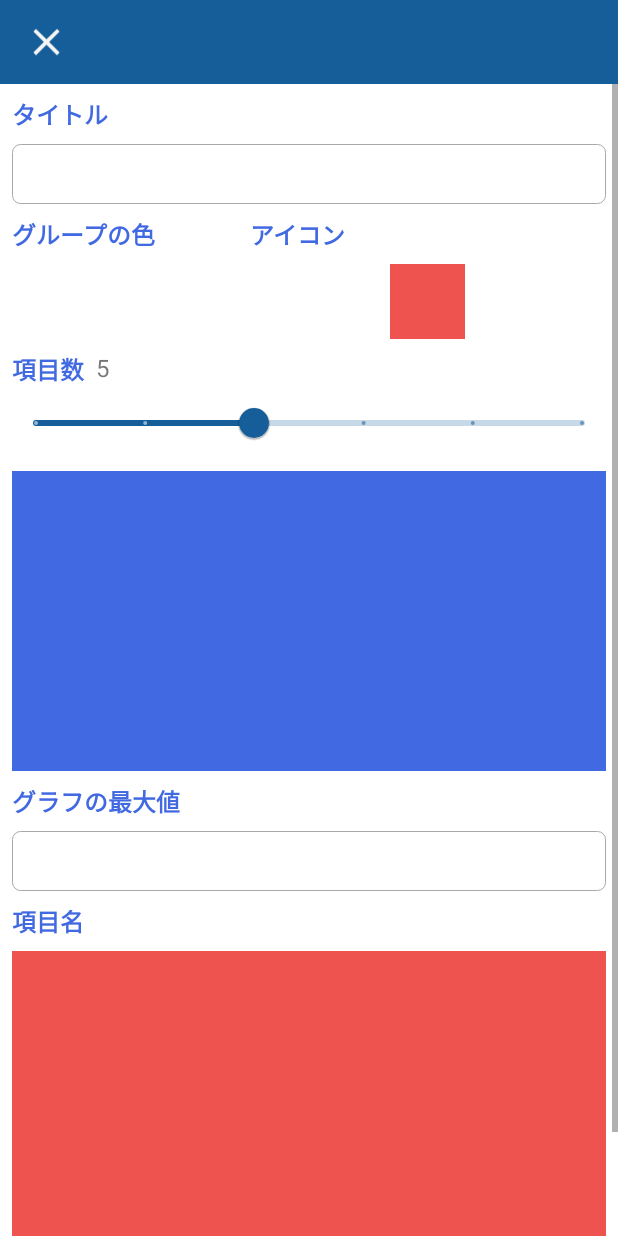
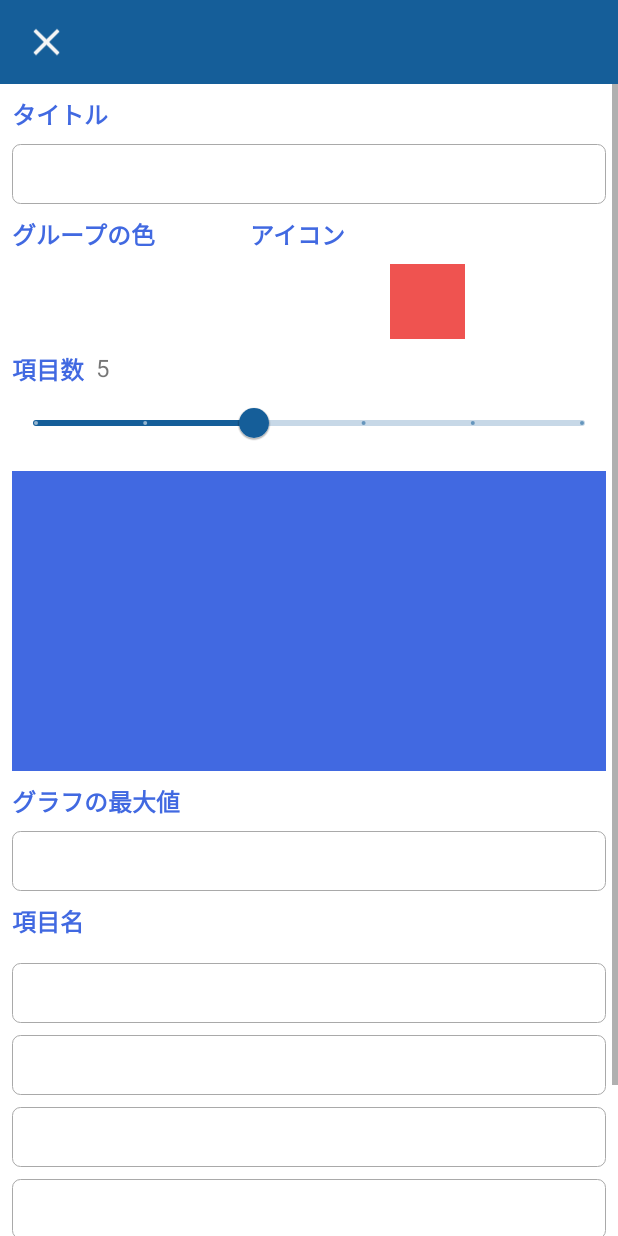
Before and after one commit to Aoc4456/Android_RadarChart, an Android app: the GroupCreateFragment screen opened through its navigation route, on a phone screen of 412 x 824 dp. Run offline under Robolectric (Android 15) with nearby library versions, the phone set to English and light mode, and no system bars; our stand-ins replace Dagger/Hilt's generated code, data binding; libraries missing offline, so code that uses them is left out: petrov.kristiyan.colorpicker; 1 statement that could not run was skipped.

Commit message:
複数入力用のEditText (とちゅう)

```diff
--- /dev/null
+++ b/app/src/main/java/com/aoc4456/radarchart/component/MultiEditText.kt
@@ -0,0 +1,27 @@
+package com.aoc4456.radarchart.component
+
+import android.content.Context
+import android.text.InputType
+import android.util.AttributeSet
+import android.widget.LinearLayout
+import com.aoc4456.radarchart.R
+import com.aoc4456.radarchart.util.setMargin
+
+class MultiEditText(context: Context, attrs: AttributeSet) : LinearLayout(context, attrs) {
+
+    private val scale = resources.displayMetrics.density
+
+    init {
+        orientation = VERTICAL
+        repeat(5) {
+            val editText = BorderEditText(context, attrs)
+            editText.inputType = InputType.TYPE_CLASS_TEXT
+            editText.height = resources.getDimensionPixelSize(R.dimen.edit_text_height)
+
+            val padding = (8 * scale + 0.5f).toInt()
+
+            addView(editText)
+            editText.setMargin(top = padding)
+        }
+    }
+}
--- /dev/null
+++ b/app/src/main/java/com/aoc4456/radarchart/util/ViewExtention.kt
@@ -0,0 +1,26 @@
+package com.aoc4456.radarchart.util
+
+import android.view.View
+import android.view.ViewGroup
+import androidx.core.view.marginBottom
+import androidx.core.view.marginLeft
+import androidx.core.view.marginRight
+import androidx.core.view.marginTop
+
+/**
+ * Viewにマージンをセットします
+ * Viewが親ViewGroupにアタッチされた後に呼び出してください
+ */
+fun View.setMargin(
+    left: Int = this.marginLeft,
+    top: Int = this.marginTop,
+    right: Int = this.marginRight,
+    bottom: Int = this.marginBottom
+) {
+    if (layoutParams == null) {
+        throw IllegalStateException("This View is not attached to ViewGroup")
+    }
+    layoutParams = (layoutParams as ViewGroup.MarginLayoutParams).apply {
+        setMargins(left, top, right, bottom)
+    }
+}
--- a/app/src/main/res/layout/group_create_fragment.xml
+++ b/app/src/main/res/layout/group_create_fragment.xml
@@ -191,12 +191,12 @@
                     app:layout_constraintStart_toStartOf="parent"
                     app:layout_constraintTop_toBottomOf="@id/maximumValueField" />
 
-                <View
+                <com.aoc4456.radarchart.component.MultiEditText
                     android:id="@+id/itemNameField"
                     android:layout_width="0dp"
-                    android:layout_height="200dp"
+                    android:layout_height="wrap_content"
+                    tools:layout_height="200dp"
                     android:layout_marginTop="8dp"
-                    android:background="@color/red_700"
                     app:layout_constraintEnd_toEndOf="parent"
                     app:layout_constraintStart_toStartOf="parent"
                     app:layout_constraintTop_toBottomOf="@id/itemNameLabel" />
```
